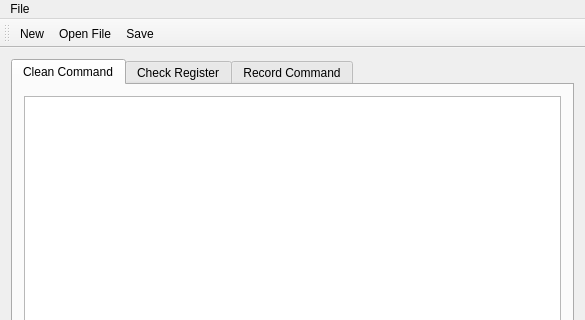
First picture: the form in FPGA Check Input/mainwindow.ui, repository pengjianaixue/FPGA-Check-Input, before the edit; both pictures show x 0 to 585 and y 0 to 320 of the 585 by 723 pixel window.
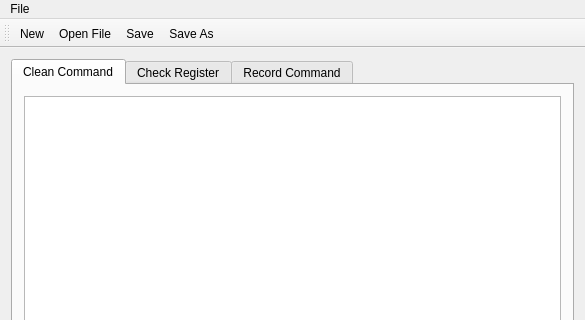
Second picture: the form after the edit. Icons and pictures are not drawn.

What changed in the file:
```diff
--- a/FPGA Check Input/mainwindow.ui
+++ b/FPGA Check Input/mainwindow.ui
@@ -87,6 +87,7 @@
    <addaction name="actionNew"/>
    <addaction name="actionopen"/>
    <addaction name="actionSave"/>
+   <addaction name="actionSave_As"/>
   </widget>
   <widget class="QStatusBar" name="statusBar">
    <property name="autoFillBackground">
@@ -129,6 +130,15 @@
     <string>Save the FPGA input file</string>
    </property>
   </action>
+  <action name="actionSave_As">
+   <property name="icon">
+    <iconset resource="mainwindow.qrc">
+     <normaloff>:/Toolbar/Resources/save-as.png</normaloff>:/Toolbar/Resources/save-as.png</iconset>
+   </property>
+   <property name="text">
+    <string>Save As</string>
+   </property>
+  </action>
  </widget>
  <layoutdefault spacing="6" margin="11"/>
  <resources>
```
Left out of the diff: 1 changed line with no effect on the pictures.
